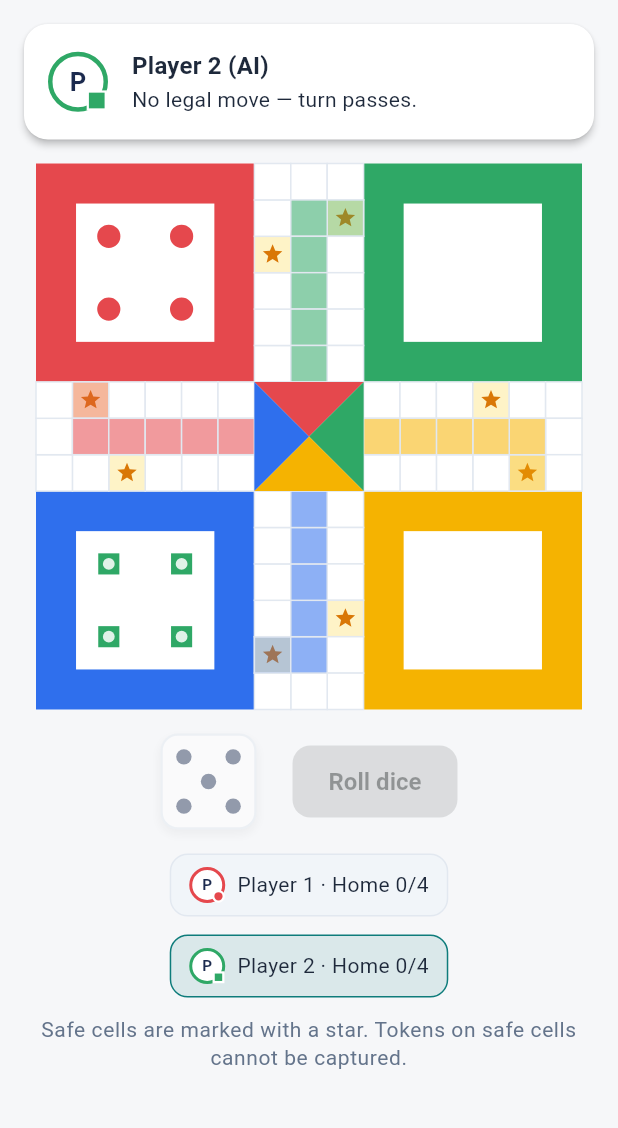
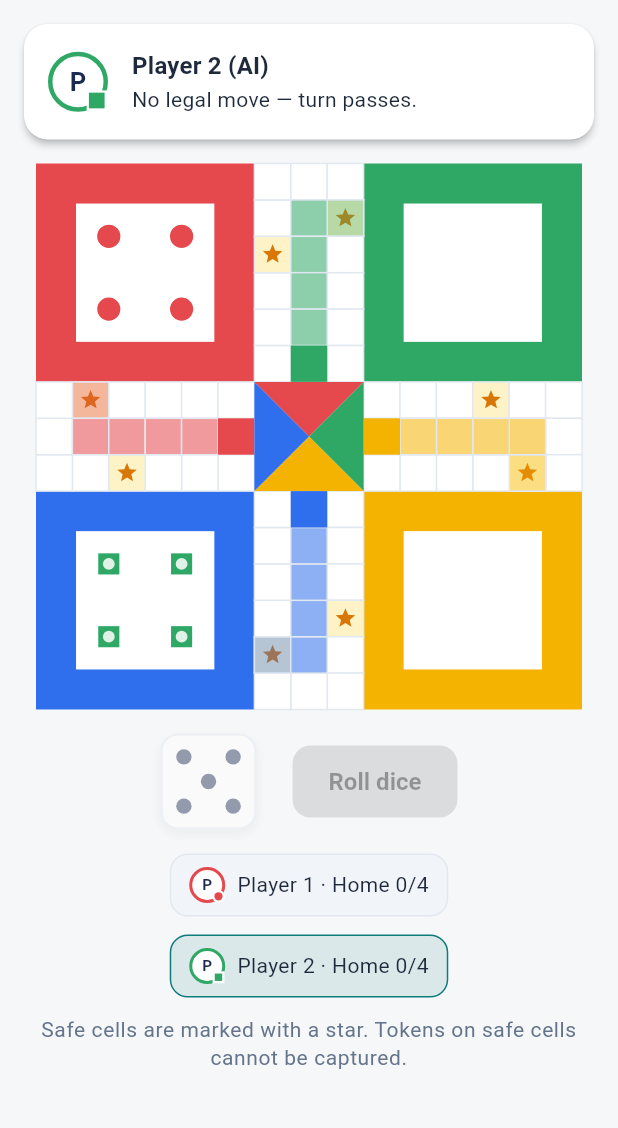
Before and after one commit to MuhammadAdeel0072/DiceUp, a Flutter app: the GameScreen screen opened by its route, after a tap on "Roll dice", on a phone screen of 412 x 824 dp, the part 84-1212 px from its top. Run offline on Flutter 3.47's test engine with Material 3 defaults, Android fonts, the phone set to English and light mode, and no system bars; our stand-ins replace flutter_riverpod, sqflite; accounts and stored records are empty.

Commit message:
fix(board): M3.5 painter geometry — colour mapping, 4 home-path cells (D-20)

```diff
--- a/diceup_app/lib/domain/engine/board.dart
+++ b/diceup_app/lib/domain/engine/board.dart
@@ -15,8 +15,7 @@ enum CellKind {
   /// On the shared outer track; [Cell.index] is the track index 0..51.
   track,
 
-  /// On the owner's home path; [Cell.index] is 0..3 in practice (the type
-  /// allows 0..4, but the engine only ever produces 0..3 — D-20 pins
+  /// On the owner's home path; [Cell.index] is 0..3 (D-20 pins
   /// 51 track + 4 home-path + home = 56).
   homePath,
 
@@ -25,9 +24,9 @@ enum CellKind {
 }
 
 /// A logical board position. The engine never deals in pixels.
-/// (The CustomPainter does NOT ask the [Board] for logical positions
-/// today — the painter duplicates the geometry instead (M-08); SDD §6.2's
-/// claim is aspirational until M3.5 derives it from [Board].)
+/// (The CustomPainter asks the [Board] for logical positions —
+/// start cells, safe cells, home-path length — and maps tokens by
+/// colour (M3.5, M-08); the pixel tables stay in presentation.)
 class Cell {
   const Cell.yard() : kind = CellKind.yard, index = -1;
 
@@ -39,8 +38,8 @@ class Cell {
 
   final CellKind kind;
 
-  /// Track index (0..51) for [CellKind.track], home-path index (0..3 in
-  /// practice; the type allows 0..4) for [CellKind.homePath], -1 otherwise.
+  /// Track index (0..51) for [CellKind.track], home-path index (0..3)
+  /// for [CellKind.homePath], -1 otherwise.
   final int index;
 
   bool get isYard => kind == CellKind.yard;
@@ -76,10 +75,10 @@ class Board {
   static const int stepsToHome = 56;
 
   /// Coloured cells on a home path, excluding the home cell itself.
-  /// (D-20: only 4 are ever occupied — home-path index 4 is drawn by the
-  /// painter but can never hold a token; the 5th cell is removed/redrawn
-  /// in M3.5. The constant itself is untouched in M0 — a test asserts 5.)
-  static const int homePathLength = 5;
+  /// (D-20, implemented in M3.5: 4 — the painter used to draw a 5th
+  /// cell that the engine could never occupy; it is redrawn as part
+  /// of home instead.)
+  static const int homePathLength = 4;
 
   /// Last step still on the outer track; steps 52..55 are the home
   /// path and step 56 is home.
--- a/diceup_app/lib/presentation/widgets/ludo_board.dart
+++ b/diceup_app/lib/presentation/widgets/ludo_board.dart
@@ -4,32 +4,38 @@ import 'package:flutter/foundation.dart';
 import 'package:flutter/material.dart';
 
 import '../../core/design_system/diceup_colors.dart';
+import '../../domain/engine/board.dart';
 import '../../domain/engine/player_colour.dart';
 
 /// Ludo board rendering (SDD §6.2, §11.4; SRS CON-01, FR-23).
 ///
 /// The board is a 15x15 grid drawn with [CustomPainter]. Geometry lives
 /// here — and only here — so the engine never knows about pixels.
-/// (The painter duplicates the engine's rule geometry — safe cells, start
-/// cells, home-path layout — instead of deriving it from [Board] (M-08);
-/// M3.5 derives it from [Board].)
+/// The painter derives its logical geometry from the engine's [Board]
+/// (M3.5, M-08): safe cells and start cells come from [Board], and
+/// tokens are mapped by their chosen colour, not by `seatIndex * 13`
+/// — so a colour swap (M2.2) moves the token's whole journey (yard,
+/// start cell, home path). The pixel tables ([_trackCells],
+/// [_homePaths], [_yardSlots]) stay in presentation as the pixel
+/// mapping, guarded by the geometry tests in
+/// `test/board_geometry_test.dart`.
 ///
 /// Coordinate contract (agrees with the engine's [Board] in logical
-/// track-index space — by duplication, not derivation):
+/// track-index space — by derivation from [Board]):
 /// * the 52-cell outer track is numbered clockwise from the red start
 ///   cell (track index 0). Start cells are indices 0 (red), 13 (green),
 ///   26 (yellow), 39 (blue). Safe cells are the 4 starts plus the 4 star
 ///   cells at indices 8, 21, 34, 47 (D-15 confirmed) — the painter draws
-///   the stars from [safeTrackIndices], which defaults to the same set
-///   but is a separate copy: no caller passes it, so a ruleset change
-///   does NOT move the markers today (M3.5 derives them from [Board]).
+///   the stars from [safeTrackIndices], which defaults to
+///   [Board.safeCells] (M3.5 derives them from [Board]).
 /// * a token's [BoardToken.stepsTaken] is 0 in the yard, 1..51 on the
 ///   outer track (track index = (start + steps - 1) % 52), 52..55 on its
 ///   home path, and 56 means home (drawn in the centre) (D-20:
 ///   51 + 4 + 1 = 56).
 
 /// Token data the board needs. The game screen adapts the engine's
-/// [Token] into this — the painter never imports the engine.
+/// [Token] into this. The painter imports only [Board] (pure geometry
+/// constants); it never imports the engine's [Token] or game state.
 class BoardToken {
   const BoardToken({
     required this.id,
@@ -49,6 +55,13 @@ class BoardToken {
   /// before. Deliberately excluded from equality: it is display
   /// data, and [boardTokenCenter] locates tokens by id/seat/steps.
   final PlayerColour? colour;
+
+  /// The colour this token travels as: its chosen colour, or the
+  /// seat-order default when none was chosen (M3.5). All board
+  /// mapping keys off this, never off [seatIndex] — so a token whose
+  /// seat picked green travels green's path even from seat 0.
+  PlayerColour get effectiveColour =>
+      colour ?? PlayerColour.values[seatIndex % PlayerColour.values.length];
 
   // Value equality: [boardTokenCenter] locates a token among its peers
   // with List.indexOf, which needs this (an earlier version silently
@@ -120,39 +133,81 @@ const List<math.Point<int>> _trackCells = [
   math.Point(6, 0),
 ];
 
-/// Home-path cells per seat (red, green, yellow, blue), in travel order.
-const List<List<math.Point<int>>> _homePaths = [
-  [
+/// Public read-only view of the painter's track table (M3.5): the
+/// geometry tests pin the table's properties (52 unique cells, closed
+/// loop) through this, so the painter's pixel mapping stays testable
+/// without exposing the private table itself.
+List<math.Point<int>> get trackCells => _trackCells;
+
+/// Home-path cells drawn for [colour], in travel order (M3.5).
+/// Keyed by colour, not seat: a token that picked green travels
+/// green's path whatever seat it sits on.
+List<math.Point<int>> homePathCells(PlayerColour colour) => _homePaths[colour]!;
+
+/// The cell just past the end of [colour]'s home path, between the
+/// last home-path cell and the centre home (M3.5). The former 5th
+/// home-path cell (D-20), redrawn as part of home — it is not a
+/// token cell and [boardCellForToken] never returns it.
+math.Point<int> homeApproachCell(PlayerColour colour) =>
+    _homeApproachCells[colour]!;
+
+/// Home-path cells per colour, in travel order (M3.5, D-20).
+/// Exactly [Board.homePathLength] (4) per colour: the 5th cell the
+/// painter used to draw is gone — it was never occupied by the engine
+/// (steps 52..55 are indices 0..3, step 56 is home). That cell is
+/// redrawn as part of home instead (see [_homeApproachCells]).
+const Map<PlayerColour, List<math.Point<int>>> _homePaths = {
+  PlayerColour.red: [
     math.Point(7, 1),
     math.Point(7, 2),
     math.Point(7, 3),
     math.Point(7, 4),
-    math.Point(7, 5),
   ],
-  [
+  PlayerColour.green: [
     math.Point(1, 7),
     math.Point(2, 7),
     math.Point(3, 7),
     math.Point(4, 7),
-    math.Point(5, 7),
   ],
-  [
+  PlayerColour.yellow: [
     math.Point(7, 13),
     math.Point(7, 12),
     math.Point(7, 11),
     math.Point(7, 10),
-    math.Point(7, 9),
   ],
-  [
+  PlayerColour.blue: [
     math.Point(13, 7),
     math.Point(12, 7),
     math.Point(11, 7),
     math.Point(10, 7),
-    math.Point(9, 7),
   ],
-];
+};
 
-/// Yard token slots per seat (2x2 inside each yard).
+/// The former 5th home-path cell per colour (M3.5, D-20): the cell
+/// between the last home-path cell and the centre home. It is drawn
+/// in the seat's full colour as part of home — the home column flows
+/// into the centre instead of ending one cell short — and it is NOT
+/// a token cell: no token can ever occupy it.
+const Map<PlayerColour, math.Point<int>> _homeApproachCells = {
+  PlayerColour.red: math.Point(7, 5),
+  PlayerColour.green: math.Point(5, 7),
+  PlayerColour.yellow: math.Point(7, 9),
+  PlayerColour.blue: math.Point(9, 7),
+};
+
+/// Track index → colour for the four start cells, derived from
+/// [Board.startCells] (M3.5) so a start-cell change moves the tint
+/// with it — no second copy of the mapping lives here.
+final Map<int, PlayerColour> _colourByStartCell = {
+  for (final entry in Board.startCells.entries) entry.value: entry.key,
+};
+
+/// Yard token slots per colour position (2x2 inside each yard),
+/// indexed by [PlayerColour.index] (M3.5): the quadrants are fixed
+/// colour positions — red top-left, green top-right, yellow
+/// bottom-right, blue bottom-left — so a token yards with its
+/// colour, not its seat. This coincides with seat order only for
+/// the default colour assignment.
 const List<List<math.Point<double>>> _yardSlots = [
   [
     math.Point(1.5, 1.5),
@@ -184,20 +239,25 @@ const List<List<math.Point<double>>> _yardSlots = [
 /// same grouping math as [LudoBoardPainter] (yard slots, home cluster,
 /// stacked tokens share a cell). The game screen uses this for tap
 /// hit-testing; the painter never handles input itself.
+/// Yard slots group by the token's colour (M3.5), not its seat.
 Offset boardTokenCenter(
   BoardToken token,
   Size size,
-  List<BoardToken> allTokens,
-) {
+  List<BoardToken> allTokens, [
+  Board board = const Board(),
+]) {
   final cell = size.width / 15;
-  final cellPos = boardCellForToken(token);
+  final cellPos = boardCellForToken(token, board);
   if (token.stepsTaken == 0) {
-    // Yard: slot index among this seat's yard tokens, in list order.
+    // Yard: slot index among this colour's yard tokens, in list order.
     final yardTokens = allTokens
-        .where((t) => t.seatIndex == token.seatIndex && t.stepsTaken == 0)
+        .where(
+          (t) =>
+              t.effectiveColour == token.effectiveColour && t.stepsTaken == 0,
+        )
         .toList();
     final slotIndex = yardTokens.indexOf(token);
-    final slot = _yardSlots[token.seatIndex][slotIndex % 4];
+    final slot = _yardSlots[token.effectiveColour.index][slotIndex % 4];
     return Offset((slot.y + 0.5) * cell, (slot.x + 0.5) * cell);
   }
   if (token.stepsTaken == 56) {
@@ -214,7 +274,7 @@ Offset boardTokenCenter(
         (t) =>
             t.stepsTaken > 0 &&
             t.stepsTaken < 56 &&
-            boardCellForToken(t) == cellPos,
+            boardCellForToken(t, board) == cellPos,
       )
       .toList();
   if (sharing.length == 1) return centre;
@@ -222,16 +282,24 @@ Offset boardTokenCenter(
   return centre + Offset((i - (sharing.length - 1) / 2) * cell * 0.4, 0);
 }
 
-/// Grid cell of a token, or null when the token is home (centre).
-math.Point<double>? boardCellForToken(BoardToken token) {
-  final start = token.seatIndex * 13;
+/// Grid cell of a token, or null when the token is in the yard or home.
+/// Maps by the token's colour (M3.5), mirroring the engine's
+/// [Board.cellAt] exactly: track index = (start + steps - 1) % 52,
+/// home-path index = steps - 52 for steps 52..55, home at 56.
+math.Point<double>? boardCellForToken(
+  BoardToken token, [
+  Board board = const Board(),
+]) {
+  final colour = token.effectiveColour;
   if (token.stepsTaken <= 0) return null; // yard — handled by _yardSlots
-  if (token.stepsTaken <= 51) {
-    final cell = _trackCells[(start + token.stepsTaken - 1) % 52];
+  if (token.stepsTaken <= Board.lastTrackStep) {
+    final cell =
+        _trackCells[(board.startCell(colour) + token.stepsTaken - 1) %
+            Board.trackSize];
     return math.Point(cell.x.toDouble(), cell.y.toDouble());
   }
-  if (token.stepsTaken < 56) {
-    final cell = _homePaths[token.seatIndex][token.stepsTaken - 52];
+  if (token.stepsTaken <= Board.lastTrackStep + Board.homePathLength) {
+    final cell = _homePaths[colour]![token.stepsTaken - 52];
     return math.Point(cell.x.toDouble(), cell.y.toDouble());
   }
   return null; // home — centre
@@ -242,7 +310,8 @@ class LudoBoardPainter extends CustomPainter {
     required this.tokens,
     required this.legalTokenIds,
     required this.currentSeat,
-    this.safeTrackIndices = const {0, 8, 13, 21, 26, 34, 39, 47},
+    this.board = const Board(),
+    this.safeTrackIndices = Board.safeCells,
     // Legal-move pulse (M2.7, CON-01): 0..1, driven by the game
     // screen's 1,200 ms pulse controller — one cycle per legal-move
     // appearance — the legal ring's radius grows and its alpha fades
@@ -265,6 +334,10 @@ class LudoBoardPainter extends CustomPainter {
   final List<BoardToken> tokens;
   final Set<String> legalTokenIds;
   final int currentSeat;
+
+  /// The engine board this painter derives its logical geometry from
+  /// (M3.5, M-08): start cells, safe cells and the home-path length.
+  final Board board;
   final Set<int> safeTrackIndices;
   final double pulse;
   final String? hopTokenId;
@@ -296,13 +369,17 @@ class LudoBoardPainter extends CustomPainter {
     for (var i = 0; i < 52; i++) {
       _drawCell(canvas, _trackCells[i], cell, gridPaint, boardPaint, i);
     }
-    for (var seat = 0; seat < 4; seat++) {
-      for (final cellPos in _homePaths[seat]) {
-        boardPaint.color = DiceUpColors.playerColor(seat)
+    for (final colour in PlayerColour.values) {
+      for (final cellPos in _homePaths[colour]!) {
+        boardPaint.color = DiceUpColors.forColour(colour)
             .withValues(alpha: 0.55);
         canvas.drawRect(_cellRect(cellPos, cell), boardPaint);
         canvas.drawRect(_cellRect(cellPos, cell), gridPaint);
       }
+      // The former 5th home-path cell (D-20): part of home, in the
+      // seat's full colour — never a token cell.
+      boardPaint.color = DiceUpColors.forColour(colour);
+      canvas.drawRect(_cellRect(_homeApproachCells[colour]!, cell), boardPaint);
     }
 
     // Centre home: four triangles, one per seat.
@@ -311,17 +388,19 @@ class LudoBoardPainter extends CustomPainter {
     // Tokens, grouped by cell so stacked tokens share visibly.
     final byCell = <String, List<BoardToken>>{};
     for (final token in tokens) {
-      final cellPos = boardCellForToken(token);
+      final cellPos = boardCellForToken(token, board);
       final key = cellPos == null
-          ? (token.stepsTaken == 0 ? 'yard-${token.seatIndex}' : 'home')
+          ? (token.stepsTaken == 0
+                ? 'yard-${token.effectiveColour.index}'
+                : 'home')
           : '${cellPos.x},${cellPos.y}';
       (byCell[key] ??= []).add(token);
     }
     byCell.forEach((key, group) {
       if (key.startsWith('yard-')) {
-        final seat = int.parse(key.split('-').last);
+        final colourIndex = int.parse(key.split('-').last);
         for (var i = 0; i < group.length; i++) {
-          final slot = _yardSlots[seat][i % 4];
+          final slot = _yardSlots[colourIndex][i % 4];
           _drawToken(
             canvas,
             _centreFor(
@@ -416,9 +495,11 @@ class LudoBoardPainter extends CustomPainter {
       canvas.drawRect(rect, fillPaint);
     }
     canvas.drawRect(rect, gridPaint);
-    // Start cells get their seat colour.
-    if (trackIndex % 13 == 0) {
-      fillPaint.color = DiceUpColors.playerColor(trackIndex ~/ 13)
+    // Start cells get their seat colour, looked up from [Board]
+    // (M3.5) — never `trackIndex ~/ 13`.
+    final startColour = _colourByStartCell[trackIndex];
+    if (startColour != null) {
+      fillPaint.color = DiceUpColors.forColour(startColour)
           .withValues(alpha: 0.35);
       canvas.drawRect(rect, fillPaint);
       canvas.drawRect(rect, gridPaint);
@@ -462,8 +543,10 @@ class LudoBoardPainter extends CustomPainter {
 
   void _drawToken(Canvas canvas, Offset centre, double cell, BoardToken token) {
     // The token dot takes the player's *chosen* colour (M2.2); the
-    // board geometry itself (yards, start cells, home paths) stays
-    // seat-based — the layout is fixed by seat, only the tokens move.
+    // board geometry itself (yards, start cells, home paths) is
+    // keyed by colour too (M3.5) — the quadrants are fixed colour
+    // positions, and a token's yard, start cell and home path all
+    // follow its colour.
     final color = token.colour == null
         ? DiceUpColors.playerColor(token.seatIndex)
         : DiceUpColors.forColour(token.colour!);
@@ -537,6 +620,7 @@ class LudoBoardPainter extends CustomPainter {
   @override
   bool shouldRepaint(covariant LudoBoardPainter oldDelegate) {
     return oldDelegate.currentSeat != currentSeat ||
+        oldDelegate.board != board ||
         oldDelegate.pulse != pulse ||
         oldDelegate.hopTokenId != hopTokenId ||
         oldDelegate.hopCenter != hopCenter ||
```
Also changed, not shown: 4 other files.
